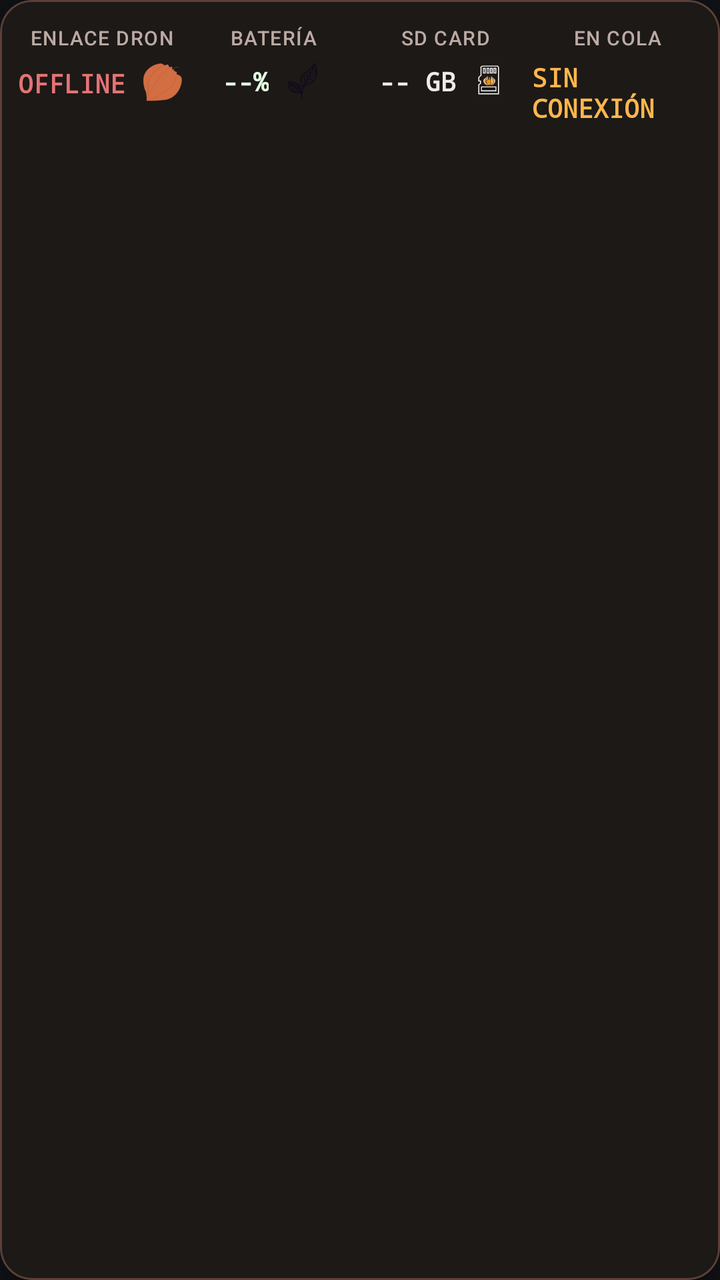
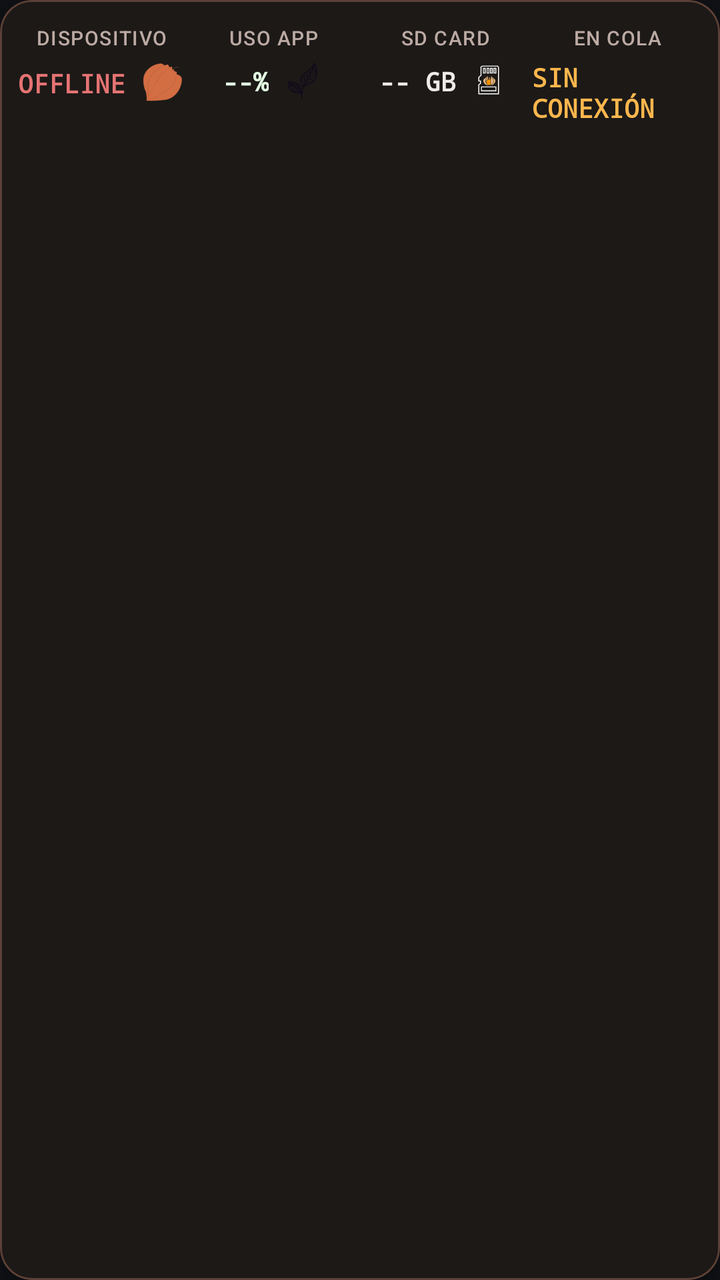

Compare the two renders of this Android layout. The source of the first and the diff that turns it into the second are given below.
<!-- AndroidManifest.xml: application theme Theme.UchuvaTwinApp -->
<!-- res/layout/dron_panel_telemetria.xml -->
<?xml version="1.0" encoding="utf-8"?>
<com.google.android.material.card.MaterialCardView
    xmlns:android="http://schemas.android.com/apk/res/android"
    xmlns:app="http://schemas.android.com/apk/res-auto"
    android:layout_width="match_parent"
    android:layout_height="wrap_content"
    android:layout_marginBottom="16dp"
    app:cardBackgroundColor="#1C1917"
    app:cardCornerRadius="16dp"
    app:cardElevation="4dp"
    app:strokeColor="#5D4037"
    app:strokeWidth="1dp">

    <LinearLayout
        android:layout_width="match_parent"
        android:layout_height="wrap_content"
        android:baselineAligned="false"
        android:orientation="horizontal"
        android:paddingHorizontal="8dp"
        android:paddingVertical="12dp"
        android:weightSum="4">

        
        <LinearLayout
            android:layout_width="0dp"
            android:layout_height="wrap_content"
            android:layout_weight="1"
            android:gravity="center"
            android:orientation="vertical">

            <TextView
                android:layout_width="wrap_content"
                android:layout_height="wrap_content"
                android:fontFamily="sans-serif-medium"
                android:letterSpacing="0.05"
                android:text="ENLACE DRON"
                android:textColor="#BCAAA4"
                android:textSize="10sp" />

            <LinearLayout
                android:layout_width="wrap_content"
                android:layout_height="wrap_content"
                android:layout_marginTop="4dp"
                android:gravity="center_vertical"
                android:orientation="horizontal">

                <TextView
                    android:id="@+id/tvEstadoConexion"
                    android:layout_width="wrap_content"
                    android:layout_height="wrap_content"
                    android:fontFamily="monospace"
                    android:text="OFFLINE"
                    android:textColor="#E57373"
                    android:textSize="13sp"
                    android:textStyle="bold" />

                <ImageView
                    android:id="@+id/ivUchuvaEstado"
                    android:layout_width="24dp"
                    android:layout_height="24dp"
                    android:layout_marginStart="6dp"
                    android:src="@drawable/ic_dron_panel_tele_enlace"
                    app:tint="#D36D42" /> 
            </LinearLayout>
        </LinearLayout>

        
        <LinearLayout
            android:layout_width="0dp"
            android:layout_height="wrap_content"
            android:layout_weight="1"
            android:gravity="center"
            android:orientation="vertical">

            <TextView
                android:layout_width="wrap_content"
                android:layout_height="wrap_content"
                android:fontFamily="sans-serif-medium"
                android:letterSpacing="0.05"
                android:text="BATERÍA"
                android:textColor="#BCAAA4"
                android:textSize="10sp" />

            <LinearLayout
                android:layout_width="wrap_content"
                android:layout_height="wrap_content"
                android:layout_marginTop="4dp"
                android:gravity="center_vertical"
                android:orientation="horizontal">

                <TextView
                    android:id="@+id/tvBateria"
                    android:layout_width="wrap_content"
                    android:layout_height="wrap_content"
                    android:fontFamily="monospace"
                    android:text="--%"
                    android:textColor="#E3FFE4"
                    android:textSize="13sp"
                    android:textStyle="bold" />

                <ImageView
                    android:id="@+id/ivBateriaHoja"
                    android:layout_width="22dp"
                    android:layout_height="22dp"
                    android:layout_marginStart="6dp"
                    android:src="@drawable/ic_hoja_bateria" />
            </LinearLayout>
        </LinearLayout>

        
        <LinearLayout
            android:layout_width="0dp"
            android:layout_height="wrap_content"
            android:layout_weight="1"
            android:gravity="center"
            android:orientation="vertical">

            <TextView
                android:layout_width="wrap_content"
                android:layout_height="wrap_content"
                android:fontFamily="sans-serif-medium"
                android:letterSpacing="0.05"
                android:text="SD CARD"
                android:textColor="#BCAAA4"
                android:textSize="10sp" />

            <LinearLayout
                android:layout_width="wrap_content"
                android:layout_height="wrap_content"
                android:layout_marginTop="4dp"
                android:gravity="center_vertical"
                android:orientation="horizontal">

                <TextView
                    android:id="@+id/tvAlmacenamiento"
                    android:layout_width="wrap_content"
                    android:layout_height="wrap_content"
                    android:fontFamily="monospace"
                    android:text="-- GB"
                    android:textColor="#EFEBE9"
                    android:textSize="13sp"
                    android:textStyle="bold" />

                <ImageView
                    android:id="@+id/ivSdUchuva"
                    android:layout_width="22dp"
                    android:layout_height="22dp"
                    android:layout_marginStart="6dp"
                    android:src="@drawable/ic_sd_uchuva" />
            </LinearLayout>
        </LinearLayout>

        
        <LinearLayout
            android:layout_width="0dp"
            android:layout_height="wrap_content"
            android:layout_weight="1"
            android:gravity="center"
            android:orientation="vertical">

            <TextView
                android:layout_width="wrap_content"
                android:layout_height="wrap_content"
                android:fontFamily="sans-serif-medium"
                android:letterSpacing="0.05"
                android:text="EN COLA"
                android:textColor="#BCAAA4"
                android:textSize="10sp" />

            <LinearLayout
                android:layout_width="wrap_content"
                android:layout_height="wrap_content"
                android:layout_marginTop="4dp"
                android:gravity="center_vertical"
                android:orientation="horizontal">

                <TextView
                    android:id="@+id/tvVideosCola"
                    android:layout_width="wrap_content"
                    android:layout_height="wrap_content"
                    android:fontFamily="monospace"
                    android:text="SIN CONEXIÓN"
                    android:textColor="#FFB74D"
                    android:textSize="13sp"
                    android:textStyle="bold" />
            </LinearLayout>
        </LinearLayout>
    </LinearLayout>
</com.google.android.material.card.MaterialCardView>
<!-- resources referenced by this layout -->
<resources>
  <!-- drawable ic_dron_panel_tele_enlace: vector/xml drawable (drawable, 4266 chars, omitted) -->
  <!-- drawable ic_hoja_bateria: vector/xml drawable (drawable, 11110 chars, omitted) -->
  <!-- drawable ic_sd_uchuva: vector/xml drawable (drawable, 6277 chars, omitted) -->
  <style name="Theme.UchuvaTwinApp" parent="Theme.Material3.Dark.NoActionBar">
          
          <item name="colorPrimary">@color/tech_primary</item>
          <item name="colorOnPrimary">@color/tech_background</item>
          <item name="colorSurface">@color/tech_surface</item>
          <item name="colorOnSurface">@color/tech_text_high</item>
          <item name="colorSurfaceVariant">@color/tech_surface_variant</item>
          <item name="colorOnSurfaceVariant">@color/tech_text_medium</item>
          <item name="android:colorBackground">@color/tech_background</item>
          <item name="colorOutline">@color/tech_outline</item>
  
          
          <item name="shapeAppearanceCornerMedium">@style/ShapeAppearance.Tech.Medium</item>
      </style>
  <color name="tech_primary">#FF9900</color>
  <color name="tech_background">#0F1115</color>
  <color name="tech_surface">#1A1D24</color>
  <color name="tech_text_high">#FFFFFF</color>
  <color name="tech_surface_variant">#232730</color>
  <color name="tech_text_medium">#9BA1A6</color>
  <color name="tech_outline">#2A2F3A</color>
  <style name="ShapeAppearance.Tech.Medium" parent="ShapeAppearance.Material3.Corner.Medium">
          <item name="cornerSize">8dp</item>
      </style>
</resources>

<!-- the commit's change to res/layout/dron_panel_telemetria.xml (unified diff, before → after) -->
@@ -33,7 +33,7 @@
                 android:layout_height="wrap_content"
                 android:fontFamily="sans-serif-medium"
                 android:letterSpacing="0.05"
-                android:text="ENLACE DRON"
+                android:text="DISPOSITIVO"
                 android:textColor="#BCAAA4"
                 android:textSize="10sp" />
 
@@ -77,7 +77,7 @@
                 android:layout_height="wrap_content"
                 android:fontFamily="sans-serif-medium"
                 android:letterSpacing="0.05"
-                android:text="BATERÍA"
+                android:text="USO APP"
                 android:textColor="#BCAAA4"
                 android:textSize="10sp" />
 
